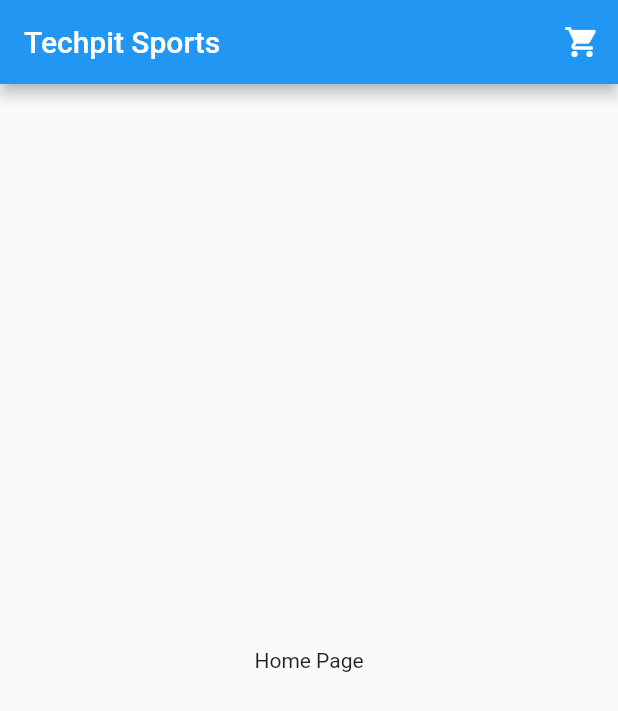
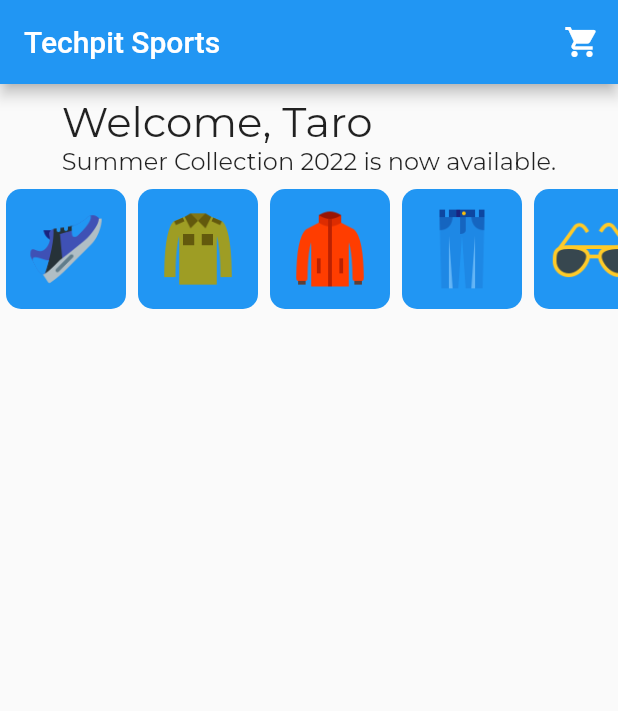
Before and after one commit to myzw1030/ecshop_techpit, a Flutter app: the screen it shows after launch, on a phone screen of 412 x 824 dp. Shown: the top 711 px of the screen. Run offline on Flutter 3.47's test engine with Material 2 defaults, Android fonts, the light colour scheme and no system bars; our stand-ins replace google_fonts.

Commit message:
カテゴリリスト

```diff
--- /dev/null
+++ b/lib/home_page/home_header.dart
@@ -0,0 +1,30 @@
+import 'package:flutter/material.dart';
+import 'package:google_fonts/google_fonts.dart';
+
+class HomeHeader extends StatelessWidget {
+  const HomeHeader({super.key});
+
+  @override
+  Widget build(BuildContext context) {
+    return Padding(
+      padding: const EdgeInsets.all(8.0),
+      child: Column(
+        crossAxisAlignment: CrossAxisAlignment.start,
+        children: [
+          Text(
+            'Welcome, Taro',
+            style: GoogleFonts.montserrat(
+              fontSize: 28,
+            ),
+          ),
+          Text(
+            'Summer Collection 2022 is now available.',
+            style: GoogleFonts.montserrat(
+              fontSize: 16,
+            ),
+          ),
+        ],
+      ),
+    );
+  }
+}
--- a/lib/home_page/home_page.dart
+++ b/lib/home_page/home_page.dart
@@ -1,4 +1,7 @@
+import 'package:ecshop_techpit/home_page/home_header.dart';
+import 'package:ecshop_techpit/home_page/item_categories.dart';
 import 'package:flutter/material.dart';
+import 'package:google_fonts/google_fonts.dart';
 
 class HomePage extends StatelessWidget {
   const HomePage({super.key});
@@ -17,10 +20,11 @@ class HomePage extends StatelessWidget {
           ),
         ],
       ),
-      body: const Center(
-        child: Text(
-          'Home Page',
-        ),
+      body: const Column(
+        children: [
+          HomeHeader(),
+          ItemCategories(),
+        ],
       ),
     );
   }
--- /dev/null
+++ b/lib/home_page/item_categories.dart
@@ -0,0 +1,46 @@
+import 'package:flutter/material.dart';
+
+class ItemCategories extends StatelessWidget {
+  const ItemCategories({super.key});
+
+  static const categories = [
+    'shoes',
+    'uniform',
+    'jacket',
+    'pants',
+    'glass',
+    'backpack',
+  ];
+
+  @override
+  Widget build(BuildContext context) {
+    return SizedBox(
+      height: 80,
+      child: ListView(
+        scrollDirection: Axis.horizontal,
+        children: categories
+            .map(
+              (category) => Padding(
+                padding: const EdgeInsets.symmetric(horizontal: 4),
+                child: Container(
+                  height: 80,
+                  width: 80,
+                  decoration: BoxDecoration(
+                    borderRadius: BorderRadius.circular(10),
+                    color: Colors.blue,
+                  ),
+                  child: Center(
+                    child: Image.asset(
+                      'assets/icons/$category.png',
+                      width: 60,
+                      height: 60,
+                    ),
+                  ),
+                ),
+              ),
+            )
+            .toList(),
+      ),
+    );
+  }
+}
--- a/pubspec.yaml
+++ b/pubspec.yaml
@@ -35,6 +35,7 @@ dependencies:
   # The following adds the Cupertino Icons font to your application.
   # Use with the CupertinoIcons class for iOS style icons.
   cupertino_icons: ^1.0.2
+  google_fonts: ^6.1.0
 
 dev_dependencies:
   flutter_test:
@@ -59,8 +60,8 @@ flutter:
   uses-material-design: true
 
   # To add assets to your application, add an assets section, like this:
-  # assets:
-  #   - images/a_dot_burr.jpeg
+  assets:
+    - assets/icons/
   #   - images/a_dot_ham.jpeg
 
   # An image asset can refer to one or more resolution-specific "variants", see
```
Also changed, not shown: assets/icons/backpack.png (added), assets/icons/glass.png (added), assets/icons/jacket.png (added), assets/icons/pants.png (added), assets/icons/shoes.png (added), assets/icons/uniform.png (added), pubspec.lock, 10 other files.
